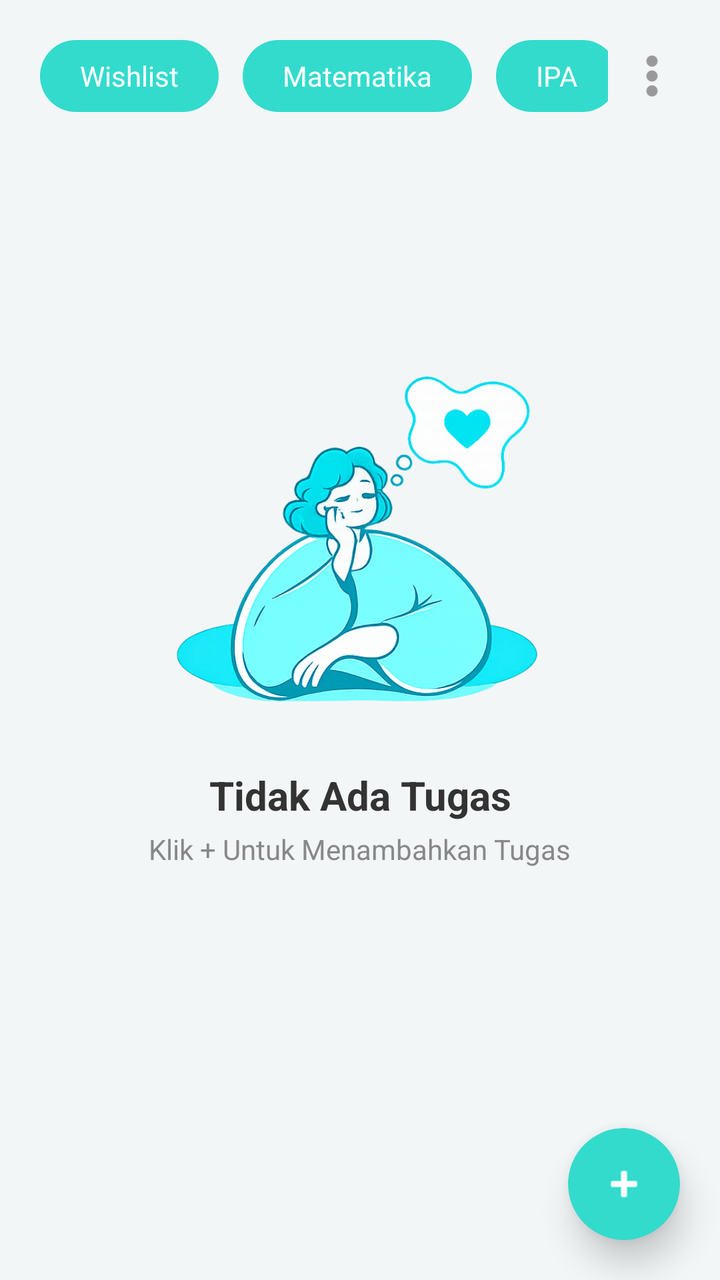
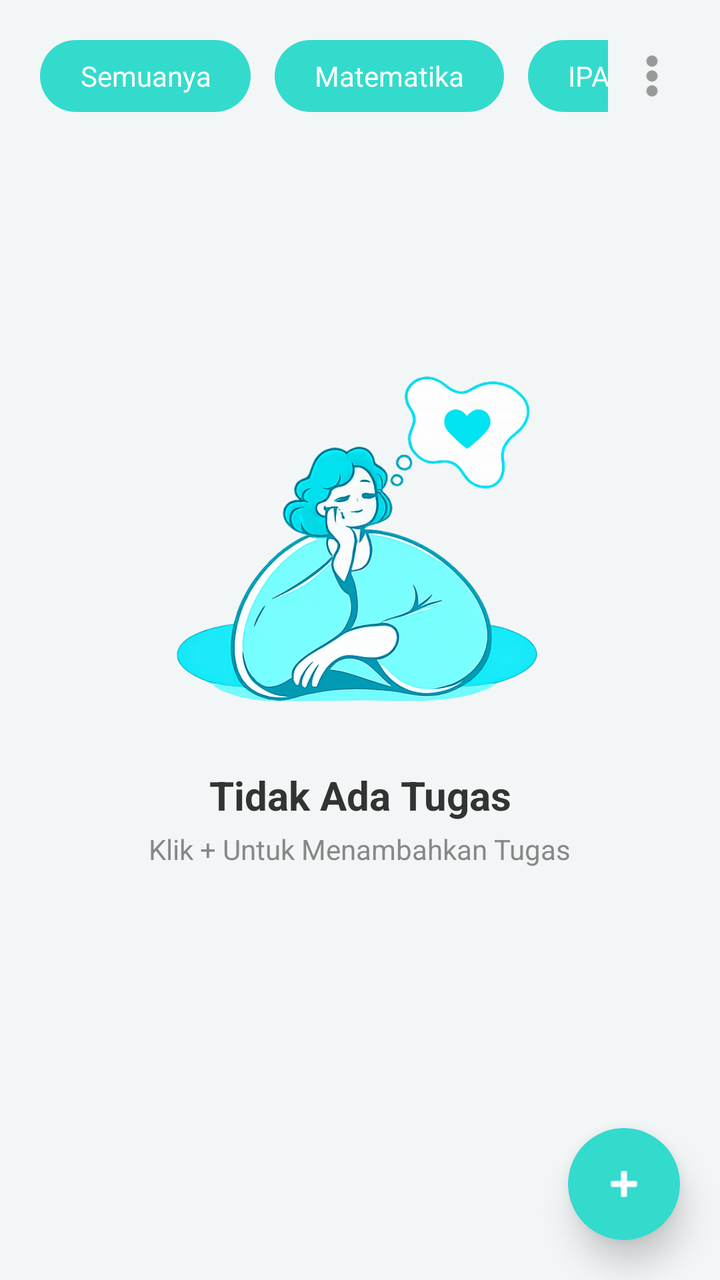

An Android layout rendered at two revisions. The XML below is the earlier revision; the diff shows what the commit changed to produce the second picture.
<!-- AndroidManifest.xml: application theme Theme.Todolist -->
<!-- res/layout/fragment_home.xml -->
<?xml version="1.0" encoding="utf-8"?>
<androidx.constraintlayout.widget.ConstraintLayout
    xmlns:android="http://schemas.android.com/apk/res/android"
    xmlns:app="http://schemas.android.com/apk/res-auto"
    android:layout_width="match_parent"
    android:layout_height="match_parent"
    android:background="#F3F6F7">

    <HorizontalScrollView
        android:id="@+id/categoryScroll"
        android:layout_width="0dp"
        android:layout_height="wrap_content"
        android:layout_marginTop="20dp"
        android:layout_marginEnd="8dp"
        android:scrollbars="none"
        app:layout_constraintTop_toTopOf="parent"
        app:layout_constraintStart_toStartOf="parent"
        app:layout_constraintEnd_toStartOf="@+id/btnMenu">

        <LinearLayout
            android:layout_width="wrap_content"
            android:layout_height="wrap_content"
            android:orientation="horizontal"
            android:paddingHorizontal="20dp">

            <TextView
                android:layout_width="wrap_content"
                android:layout_height="36dp"
                android:paddingHorizontal="20dp"
                android:gravity="center"
                android:text="Wishlist"
                android:textColor="#FFFFFF"
                android:textSize="14sp"
                android:background="@drawable/category_selected"
                android:backgroundTint="#33dbcc" />

            <TextView
                android:layout_width="wrap_content"
                android:layout_height="36dp"
                android:paddingHorizontal="20dp"
                android:gravity="center"
                android:text="Matematika"
                android:textColor="#ffffff"
                android:textSize="14sp"
                android:layout_marginStart="12dp"
                android:background="@drawable/category_unselected"
                android:backgroundTint="#33dbcc"/>

            <TextView
                android:layout_width="wrap_content"
                android:layout_height="36dp"
                android:paddingHorizontal="20dp"
                android:gravity="center"
                android:text="IPA"
                android:textColor="#ffffff"
                android:textSize="14sp"
                android:layout_marginStart="12dp"
                android:background="@drawable/category_unselected"
                android:backgroundTint="#33dbcc"/>

            <TextView
                android:layout_width="wrap_content"
                android:layout_height="36dp"
                android:paddingHorizontal="20dp"
                android:gravity="center"
                android:text="IPS"
                android:textColor="#ffffff"
                android:textSize="14sp"
                android:layout_marginStart="12dp"
                android:background="@drawable/category_unselected"
                android:backgroundTint="#33dbcc"/>

            <TextView
                android:layout_width="wrap_content"
                android:layout_height="36dp"
                android:paddingHorizontal="20dp"
                android:gravity="center"
                android:text="Sejarah"
                android:textColor="#ffffff"
                android:textSize="14sp"
                android:layout_marginStart="12dp"
                android:background="@drawable/category_unselected"
                android:backgroundTint="#33dbcc"/>

            <TextView
                android:layout_width="wrap_content"
                android:layout_height="36dp"
                android:paddingHorizontal="20dp"
                android:gravity="center"
                android:text="Informatika"
                android:textColor="#ffffff"
                android:textSize="14sp"
                android:layout_marginStart="12dp"
                android:background="@drawable/category_unselected"
                android:backgroundTint="#33dbcc"/>

            <TextView
                android:layout_width="wrap_content"
                android:layout_height="36dp"
                android:paddingHorizontal="20dp"
                android:gravity="center"
                android:text="B. Inggris"
                android:textColor="#ffffff"
                android:textSize="14sp"
                android:layout_marginStart="12dp"
                android:background="@drawable/category_unselected"
                android:backgroundTint="#33dbcc"/>

            <TextView
                android:layout_width="wrap_content"
                android:layout_height="36dp"
                android:paddingHorizontal="20dp"
                android:gravity="center"
                android:text="B. Indonesia"
                android:textColor="#ffffff"
                android:textSize="14sp"
                android:layout_marginStart="12dp"
                android:background="@drawable/category_unselected"
                android:backgroundTint="#33dbcc"/>

            <TextView
                android:layout_width="wrap_content"
                android:layout_height="36dp"
                android:paddingHorizontal="20dp"
                android:gravity="center"
                android:text="PKN"
                android:textColor="#ffffff"
                android:textSize="14sp"
                android:layout_marginStart="12dp"
                android:background="@drawable/category_unselected"
                android:backgroundTint="#33dbcc"/>

            <TextView
                android:layout_width="wrap_content"
                android:layout_height="36dp"
                android:paddingHorizontal="20dp"
                android:gravity="center"
                android:text="Agama"
                android:textColor="#ffffff"
                android:textSize="14sp"
                android:layout_marginStart="12dp"
                android:background="@drawable/category_unselected"
                android:backgroundTint="#33dbcc"/>

            <TextView
                android:layout_width="wrap_content"
                android:layout_height="36dp"
                android:paddingHorizontal="20dp"
                android:gravity="center"
                android:text="Seni Budaya"
                android:textColor="#ffffff"
                android:textSize="14sp"
                android:layout_marginStart="12dp"
                android:background="@drawable/category_unselected"
                android:backgroundTint="#33dbcc"/>

            <TextView
                android:layout_width="wrap_content"
                android:layout_height="36dp"
                android:paddingHorizontal="20dp"
                android:gravity="center"
                android:text="Penjas"
                android:textColor="#ffffff"
                android:textSize="14sp"
                android:layout_marginStart="12dp"
                android:background="@drawable/category_unselected"
                android:backgroundTint="#33dbcc"/>

            <TextView
                android:layout_width="wrap_content"
                android:layout_height="36dp"
                android:paddingHorizontal="20dp"
                android:gravity="center"
                android:text="Lainnya"
                android:textColor="#ffffff"
                android:textSize="14sp"
                android:layout_marginStart="12dp"
                android:background="@drawable/category_unselected"
                android:backgroundTint="#33dbcc"/>

        </LinearLayout>
    </HorizontalScrollView>

    <ImageView
        android:id="@+id/btnMenu"
        android:layout_width="28dp"
        android:layout_height="28dp"
        android:layout_marginTop="24dp"
        android:layout_marginEnd="20dp"
        android:src="@drawable/menu_vertical"
        app:tint="#999999"
        app:layout_constraintTop_toTopOf="parent"
        app:layout_constraintEnd_toEndOf="parent"/>

    <androidx.recyclerview.widget.RecyclerView
        android:id="@+id/rvTasks"
        android:layout_width="match_parent"
        android:layout_height="0dp"
        android:layout_marginTop="16dp"
        android:visibility="gone"
        app:layout_constraintTop_toBottomOf="@id/categoryScroll"
        app:layout_constraintBottom_toBottomOf="parent"/>

    <ImageView
        android:id="@+id/imgEmpty"
        android:layout_width="200dp"
        android:layout_height="200dp"
        android:src="@drawable/img_main"
        app:layout_constraintBottom_toBottomOf="parent"
        app:layout_constraintEnd_toEndOf="parent"
        app:layout_constraintStart_toStartOf="parent"
        app:layout_constraintTop_toTopOf="parent"
        app:layout_constraintVertical_bias="0.4" />

    <TextView
        android:id="@+id/tvEmptyTitle"
        android:layout_width="wrap_content"
        android:layout_height="wrap_content"
        android:layout_marginTop="8dp"
        android:text="Tidak Ada Tugas"
        android:textColor="#333333"
        android:textSize="20sp"
        android:textStyle="bold"
        app:layout_constraintEnd_toEndOf="parent"
        app:layout_constraintStart_toStartOf="parent"
        app:layout_constraintTop_toBottomOf="@id/imgEmpty" />

    <TextView
        android:id="@+id/tvEmptySubtitle"
        android:layout_width="wrap_content"
        android:layout_height="wrap_content"
        android:layout_marginTop="4dp"
        android:text="Klik + Untuk Menambahkan Tugas"
        android:textColor="#888888"
        android:textSize="14sp"
        app:layout_constraintEnd_toEndOf="parent"
        app:layout_constraintStart_toStartOf="parent"
        app:layout_constraintTop_toBottomOf="@id/tvEmptyTitle" />

    <com.google.android.material.card.MaterialCardView
        android:id="@+id/pulseRing"
        android:layout_width="56dp"
        android:layout_height="56dp"
        android:layout_marginEnd="20dp"
        android:layout_marginBottom="20dp"
        app:cardBackgroundColor="#8033DBCC"
        app:cardCornerRadius="28dp"
        app:cardElevation="0dp"
        app:strokeWidth="0dp"
        app:layout_constraintBottom_toBottomOf="parent"
        app:layout_constraintEnd_toEndOf="parent" />

    <com.google.android.material.card.MaterialCardView
        android:id="@+id/fabAdd"
        android:layout_width="56dp"
        android:layout_height="56dp"
        android:layout_marginEnd="20dp"
        android:layout_marginBottom="20dp"
        app:cardBackgroundColor="#33dbcc"
        app:cardCornerRadius="28dp"
        app:cardElevation="10dp"
        app:strokeWidth="0dp"
        app:layout_constraintBottom_toBottomOf="parent"
        app:layout_constraintEnd_toEndOf="parent">

        <ImageView
            android:layout_width="24dp"
            android:layout_height="24dp"
            android:layout_gravity="center"
            android:src="@android:drawable/ic_input_add"
            app:tint="#FFFFFF"/>
    </com.google.android.material.card.MaterialCardView>

</androidx.constraintlayout.widget.ConstraintLayout>
<!-- resources referenced by this layout -->
<resources>
  <!-- drawable category_selected (drawable) -->
  <?xml version="1.0" encoding="utf-8"?>
  <shape xmlns:android="http://schemas.android.com/apk/res/android">
      <solid android:color="#7FA7FF"/>
      <corners android:radius="28dp"/>
  </shape>
  <!-- drawable category_unselected (drawable) -->
  <?xml version="1.0" encoding="utf-8"?>
  <shape xmlns:android="http://schemas.android.com/apk/res/android">
      <solid android:color="#E8EEF9"/>
      <corners android:radius="28dp"/>
  </shape>
  <!-- drawable img_main: png bitmap (drawable, 237627 bytes) -->
  <!-- drawable menu_vertical: png bitmap (drawable, 1023 bytes) -->
  <style name="Theme.Todolist" parent="Base.Theme.Todolist" />
  <style name="Base.Theme.Todolist" parent="Theme.Material3.DayNight.NoActionBar">
          
          
      </style>
</resources>

<!-- the commit's change to res/layout/fragment_home.xml (unified diff, before → after) -->
@@ -28,7 +28,7 @@
                 android:layout_height="36dp"
                 android:paddingHorizontal="20dp"
                 android:gravity="center"
-                android:text="Wishlist"
+                android:text="Semuanya"
                 android:textColor="#FFFFFF"
                 android:textSize="14sp"
                 android:background="@drawable/category_selected"
